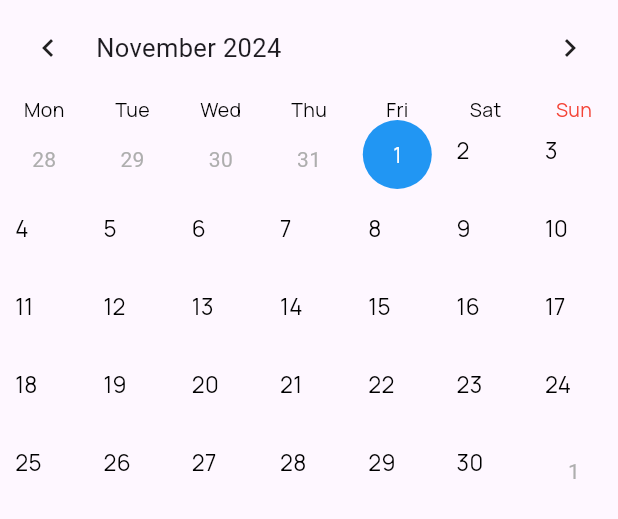
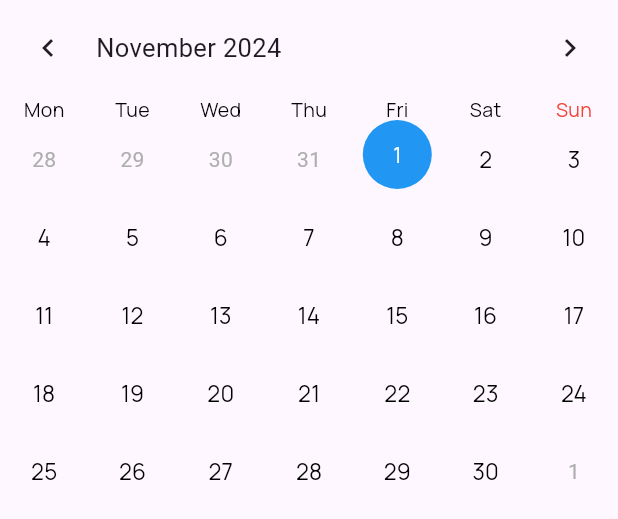
Before and after one commit to odoosmg/mobile-hr-app, a Flutter app: the CustomTableCalendarHoliday widget shown alone on an empty page, opened directly, on a phone screen of 412 x 824 dp. Shown: the top 519 px of the screen. Run offline on Flutter 3.47's test engine with Material 3 defaults, Android fonts, the phone set to English and light mode, and no system bars; drawn by our look-alikes of table_calendar; our stand-ins replace another_flushbar, connectivity_plus, dio, easy_refresh, flutter_bloc, flutter_feather_icons and 11 more; missing offline and left inert: dart:ffi; accounts and stored records are empty; generated files the repository leaves out were written again; network calls fail; statements that could not run were skipped.

```diff
--- a/lib/GlobalComponents/TableCalendarDialog/ui/table_calendar_holiday.dart
+++ b/lib/GlobalComponents/TableCalendarDialog/ui/table_calendar_holiday.dart
@@ -182,21 +182,31 @@ class _CustomTableCalendarHolidayState
   }
 
   Widget _selectedBuilder(DateTime date) {
-    Color color = AppColor.kBlackColor;
+    bool isHoliday = false;
 
     /// check holiday only in current year
     if (date.year == DateTime.now().year) {
       /// if has holiday
       if (_isHoliday(date)) {
-        color = AppColor.kDangerColor;
+        isHoliday = true;
       }
     }
     return Container(
-      padding: const EdgeInsets.all(10),
-      margin: EdgeInsets.only(bottom: 6),
-      child: Text(
-        date.day.toString(),
-        style: Theme.of(context).textTheme.blackS15W400.copyWith(color: color),
+      padding: const EdgeInsets.all(6),
+      child: CircleAvatar(
+        backgroundColor: isHoliday
+            ? AppColor.kDangerColor.withOpacity(0.2)
+            : Colors.transparent,
+        child: Container(
+          // padding: const EdgeInsets.all(10),
+          // margin: EdgeInsets.only(bottom: 6),
+          child: Text(
+            date.day.toString(),
+            style: Theme.of(context).textTheme.blackS15W400.copyWith(
+                color:
+                    isHoliday ? AppColor.kDangerColor : AppColor.kBlackColor),
+          ),
+        ),
       ),
     );
   }
--- a/lib/main.dart
+++ b/lib/main.dart
@@ -82,7 +82,7 @@ class MyApp extends StatelessWidget {
             TargetPlatform.android: CupertinoPageTransitionsBuilder(),
           }),
         ),
-        title: 'Maan HRM',
+        title: 'Attendance',
         home: BlocListener<ConnectivityCubit, ConnectivityState>(
           listener: (context, state) {
             // print("listener ==============");
```
Also changed, not shown: lib/Screens/PublicHoliday/public_holiday_screen.dart (+6 -2 lines).
